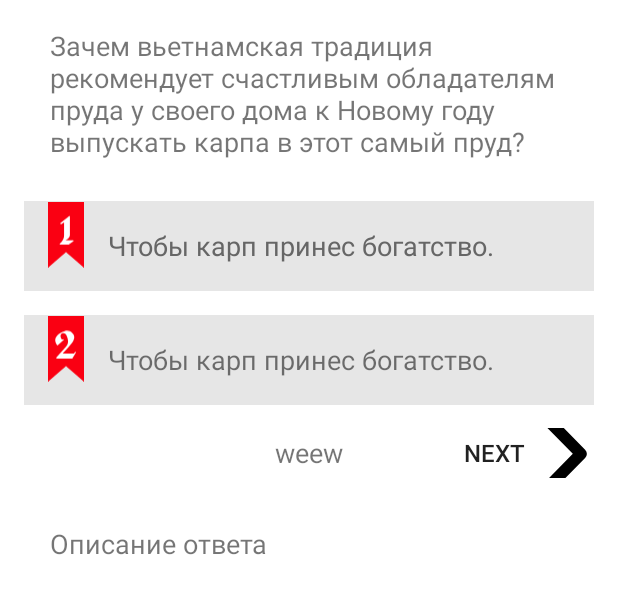
After one commit to avandriets/ToDay-android, an Android app: the layout quiz_questions_fragment_layout.xml on its own in the app's theme, with its tools: preview values and no code run, on a phone screen of 412 x 824 dp. The commit adds this screen. Shown: the top 594 px of the screen. Run offline under Robolectric (Android 15) with nearby library versions, the phone set to English and light mode, and no system bars.

Commit message:
finished quiz gameplay

```diff
--- /dev/null
+++ b/app/src/main/res/layout/quiz_questions_fragment_layout.xml
@@ -0,0 +1,211 @@
+<?xml version="1.0" encoding="utf-8"?>
+<LinearLayout xmlns:android="http://schemas.android.com/apk/res/android"
+    xmlns:app="http://schemas.android.com/apk/res-auto"
+    android:layout_width="match_parent"
+    android:layout_height="match_parent"
+    android:background="@color/ToDayColorWhite"
+    android:orientation="vertical">
+
+    <ScrollView
+        android:id="@+id/gameLayout"
+        android:layout_width="match_parent"
+        android:layout_height="match_parent"
+        android:visibility="visible">
+
+        <LinearLayout
+            android:id="@+id/mainLayout"
+            android:layout_width="match_parent"
+            android:layout_height="match_parent"
+            android:orientation="vertical"
+            android:visibility="visible">
+
+            <TextView
+                android:id="@+id/textQuestion"
+                android:layout_width="match_parent"
+                android:layout_height="wrap_content"
+                android:paddingBottom="27dp"
+                android:paddingEnd="33dp"
+                android:paddingStart="33dp"
+                android:paddingTop="18dp"
+                android:text="Зачем вьетнамская традиция рекомендует счастливым обладателям пруда у своего дома к Новому году выпускать карпа в этот самый пруд?"
+                android:textSize="18sp" />
+
+            <RelativeLayout
+                android:layout_width="match_parent"
+                android:layout_height="wrap_content">
+
+                <ImageView
+                    android:id="@+id/ImageBackground"
+                    android:layout_width="match_parent"
+                    android:layout_height="300dp"
+                    android:layout_alignParentTop="true"
+                    android:layout_below="@+id/questions_layout"
+                    android:layout_centerHorizontal="true" />
+
+                <LinearLayout
+                    android:layout_width="match_parent"
+                    android:layout_height="match_parent"
+                    android:orientation="vertical"
+                    android:visibility="visible"
+                    android:layout_alignParentTop="true"
+                    android:id="@+id/questions_layout">
+
+                    <LinearLayout
+                        android:id="@+id/layout_answer_one"
+                        android:layout_width="match_parent"
+                        android:layout_height="match_parent"
+                        android:layout_marginLeft="16dp"
+                        android:layout_marginRight="16dp"
+                        android:background="@color/ToDayColorGray"
+                        android:minHeight="60dp"
+                        android:orientation="horizontal"
+                        android:paddingEnd="16dp"
+                        android:paddingStart="16dp">
+
+                        <ImageView
+                            android:id="@+id/imageAnswerOne"
+                            android:layout_width="24dp"
+                            android:layout_height="45dp"
+                            android:layout_gravity="top"
+                            app:srcCompat="@drawable/ic_answer_one_original" />
+
+                        <TextView
+                            android:id="@+id/textAnswerOne"
+                            android:layout_width="match_parent"
+                            android:layout_height="wrap_content"
+                            android:layout_gravity="center_vertical"
+                            android:layout_marginBottom="16dp"
+                            android:layout_marginLeft="16dp"
+                            android:layout_marginTop="16dp"
+                            android:text="Чтобы карп принес богатство."
+                            android:textColor="@color/ToDayColorTextGray"
+                            android:textSize="18sp" />
+                    </LinearLayout>
+
+                    <LinearLayout
+                        android:id="@+id/layout_answer_two"
+                        android:layout_width="match_parent"
+                        android:layout_height="match_parent"
+                        android:layout_marginEnd="16dp"
+                        android:layout_marginStart="16dp"
+                        android:layout_marginTop="16dp"
+                        android:background="@color/ToDayColorGray"
+                        android:minHeight="60dp"
+                        android:orientation="horizontal"
+                        android:paddingEnd="16dp"
+                        android:paddingStart="16dp">
+
+                        <ImageView
+                            android:id="@+id/imageAnswerTwo"
+                            android:layout_width="24dp"
+                            android:layout_height="45dp"
+                            android:layout_gravity="top"
+                            app:srcCompat="@drawable/ic_answer_two_original" />
+
+                        <TextView
+                            android:id="@+id/textAnswerTwo"
+                            android:layout_width="match_parent"
+                            android:layout_height="wrap_content"
+                            android:layout_gravity="center_vertical"
+                            android:layout_marginBottom="16dp"
+                            android:layout_marginLeft="16dp"
+                            android:layout_marginTop="16dp"
+                            android:text="Чтобы карп принес богатство."
+                            android:textSize="18sp" />
+                    </LinearLayout>
+
+                    <LinearLayout
+                        android:id="@+id/finishGameDescription"
+                        android:layout_width="match_parent"
+                        android:layout_height="match_parent"
+                        android:orientation="vertical">
+
+                        <RelativeLayout
+                            android:layout_width="match_parent"
+                            android:layout_height="wrap_content"
+                            android:layout_marginBottom="15dp"
+                            android:layout_marginTop="15dp"
+                            android:layout_marginEnd="16dp"
+                            android:layout_marginStart="16dp">
+
+                            <Button
+                                android:layout_width="wrap_content"
+                                android:drawableLeft="@drawable/ic_left"
+                                android:id="@+id/imageButtonBACK"
+                                android:layout_alignParentLeft="true"
+                                android:text="@string/back"
+                                android:layout_height="33dp"
+                                android:background="@android:color/transparent"
+                                android:textSize="16sp"
+                                android:visibility="invisible" />
+
+                            <TextView
+                                android:text="weew"
+                                android:layout_width="wrap_content"
+                                android:layout_height="wrap_content"
+                                android:id="@+id/textResultView"
+                                android:layout_centerInParent="true"
+                                android:textSize="18sp"
+                                android:gravity="center" />
+
+                            <Button
+                                android:layout_width="wrap_content"
+                                android:drawableRight="@drawable/ic_right"
+                                android:id="@+id/imageButtonNEXT"
+                                android:layout_alignParentRight="true"
+                                android:text="@string/next"
+                                android:layout_height="33dp"
+                                android:background="@android:color/transparent"
+                                android:textSize="16sp" />
+                        </RelativeLayout>
+
+                        <TextView
+                            android:id="@+id/answerDescription"
+                            android:layout_width="match_parent"
+                            android:layout_height="0dp"
+                            android:layout_weight="1"
+                            android:paddingBottom="16dp"
+                            android:paddingEnd="33dp"
+                            android:paddingStart="33dp"
+                            android:paddingTop="16dp"
+                            android:text="Описание ответа"
+                            android:textSize="18sp" />
+                    </LinearLayout>
+
+                </LinearLayout>
+
+            </RelativeLayout>
+
+        </LinearLayout>
+
+    </ScrollView>
+
+    <RelativeLayout
+        android:id="@+id/finishLayout"
+        android:layout_width="match_parent"
+        android:layout_height="match_parent"
+        android:layout_margin="16dp"
+        android:visibility="gone">
+
+        <TextView
+            android:id="@+id/textFinishMessage"
+            android:layout_width="match_parent"
+            android:layout_height="wrap_content"
+            android:layout_alignParentTop="true"
+            android:text="TextView"
+            android:textSize="22sp" />
+
+        <Button
+            android:id="@+id/btnFinish"
+            android:layout_width="wrap_content"
+            android:layout_height="wrap_content"
+            android:layout_alignParentBottom="true"
+            android:layout_alignParentEnd="false"
+            android:layout_centerHorizontal="true"
+            android:background="@android:color/transparent"
+            android:text="OK"
+            android:textSize="30sp"
+            android:layout_alignParentRight="false" />
+    </RelativeLayout>
+
+</LinearLayout>
--- a/app/src/main/res/values/strings.xml
+++ b/app/src/main/res/values/strings.xml
@@ -28,4 +28,5 @@
     <string name="winner_text">RIGHT</string>
     <string name="looser_text">WRONG</string>
     <string name="finish">FINISH</string>
+    <string name="how_much_time_do_you_have">How much time do you have?</string>
 </resources>
--- a/build.gradle
+++ b/build.gradle
@@ -5,7 +5,7 @@ buildscript {
         jcenter()
     }
     dependencies {
-        classpath 'com.android.tools.build:gradle:2.2.2'
+        classpath 'com.android.tools.build:gradle:2.2.3'
         classpath 'com.neenbedankt.gradle.plugins:android-apt:1.8'
 
         // NOTE: Do not place your application dependencies here; they belong
```
Also changed, not shown: app/src/main/java/com/gcgamecore/today/MainActivity.java (+30 -2 lines), app/src/main/java/com/gcgamecore/today/QuizChoiceFragment.java (added, +53 -0 lines), app/src/main/java/com/gcgamecore/today/QuizFragment.java (deleted, +0 -21 lines), app/src/main/java/com/gcgamecore/today/QuizQuestionsFragment.java (added, +315 -0 lines), app/src/main/res/drawable/ic_quiz_10.xml (+6 -6 lines), app/src/main/res/drawable/ic_quiz_30.xml (+6 -6 lines), app/src/main/res/drawable/ic_quiz_5.xml (+5 -5 lines), app/src/main/res/layout/quiz_fragment_layout.xml (+43 -3 lines), 2 other files.
